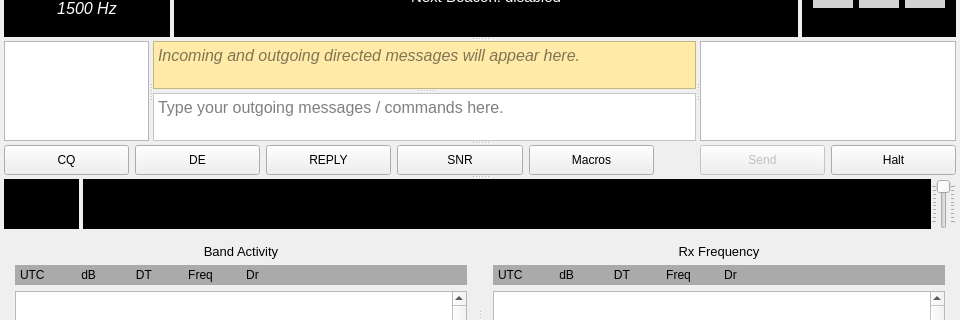
Above: mainwindow.ui from qcmiao1998/js8call before the change; both pictures show x 0 to 960 and y 126 to 446 of the 960 by 898 pixel window. Below: the same form after it.
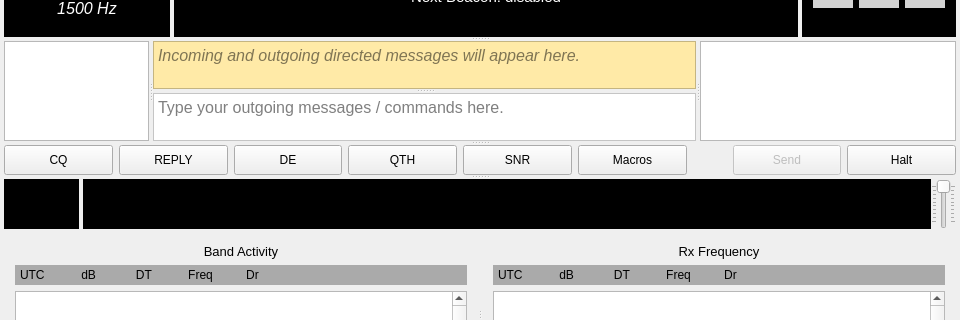
That is the form after the change. Custom widgets are drawn as their Qt base class.

Commit message: Added QTH button

The edit to the form file:
```diff
--- a/mainwindow.ui
+++ b/mainwindow.ui
@@ -970,6 +970,19 @@
         <property name="bottomMargin">
          <number>0</number>
         </property>
+        <item row="1" column="10">
+         <widget class="QPushButton" name="stopTxButton">
+          <property name="minimumSize">
+           <size>
+            <width>0</width>
+            <height>30</height>
+           </size>
+          </property>
+          <property name="text">
+           <string>Halt</string>
+          </property>
+         </widget>
+        </item>
         <item row="1" column="0">
          <widget class="QPushButton" name="cqMacroButton">
           <property name="minimumSize">
@@ -986,8 +999,8 @@
           </property>
          </widget>
         </item>
-        <item row="1" column="2">
-         <widget class="QPushButton" name="replyMacroButton">
+        <item row="1" column="5">
+         <widget class="QPushButton" name="qthMacroButton">
           <property name="minimumSize">
            <size>
             <width>0</width>
@@ -995,11 +1008,24 @@
            </size>
           </property>
           <property name="text">
-           <string>REPLY</string>
+           <string>QTH</string>
           </property>
          </widget>
         </item>
-        <item row="1" column="6">
+        <item row="1" column="7">
+         <widget class="QPushButton" name="macrosMacroButton">
+          <property name="minimumSize">
+           <size>
+            <width>0</width>
+            <height>30</height>
+           </size>
+          </property>
+          <property name="text">
+           <string>Macros</string>
+          </property>
+         </widget>
+        </item>
+        <item row="1" column="9">
          <widget class="QPushButton" name="startTxButton">
           <property name="enabled">
            <bool>false</bool>
@@ -1026,8 +1052,8 @@
           </property>
          </widget>
         </item>
-        <item row="1" column="4">
-         <widget class="QPushButton" name="macrosMacroButton">
+        <item row="1" column="2">
+         <widget class="QPushButton" name="replyMacroButton">
           <property name="minimumSize">
            <size>
             <width>0</width>
@@ -1035,12 +1061,12 @@
            </size>
           </property>
           <property name="text">
-           <string>Macros</string>
+           <string>REPLY</string>
           </property>
          </widget>
         </item>
-        <item row="1" column="7">
-         <widget class="QPushButton" name="stopTxButton">
+        <item row="1" column="3">
+         <widget class="QPushButton" name="deMacroButton">
           <property name="minimumSize">
            <size>
             <width>0</width>
@@ -1048,11 +1074,11 @@
            </size>
           </property>
           <property name="text">
-           <string>Halt</string>
+           <string>DE</string>
           </property>
          </widget>
         </item>
-        <item row="1" column="5">
+        <item row="1" column="8">
          <spacer name="horizontalSpacer_5">
           <property name="orientation">
            <enum>Qt::Horizontal</enum>
@@ -1068,7 +1094,7 @@
           </property>
          </spacer>
         </item>
-        <item row="1" column="3">
+        <item row="1" column="6">
          <widget class="QPushButton" name="snrMacroButton">
           <property name="minimumSize">
            <size>
@@ -1081,19 +1107,6 @@
           </property>
          </widget>
         </item>
-        <item row="1" column="1">
-         <widget class="QPushButton" name="deMacroButton">
-          <property name="minimumSize">
-           <size>
-            <width>0</width>
-            <height>30</height>
-           </size>
-          </property>
-          <property name="text">
-           <string>DE</string>
-          </property>
-         </widget>
-        </item>
        </layout>
       </widget>
       <widget class="QFrame" name="frame_5">
```
The commit also changes 2 other files.
